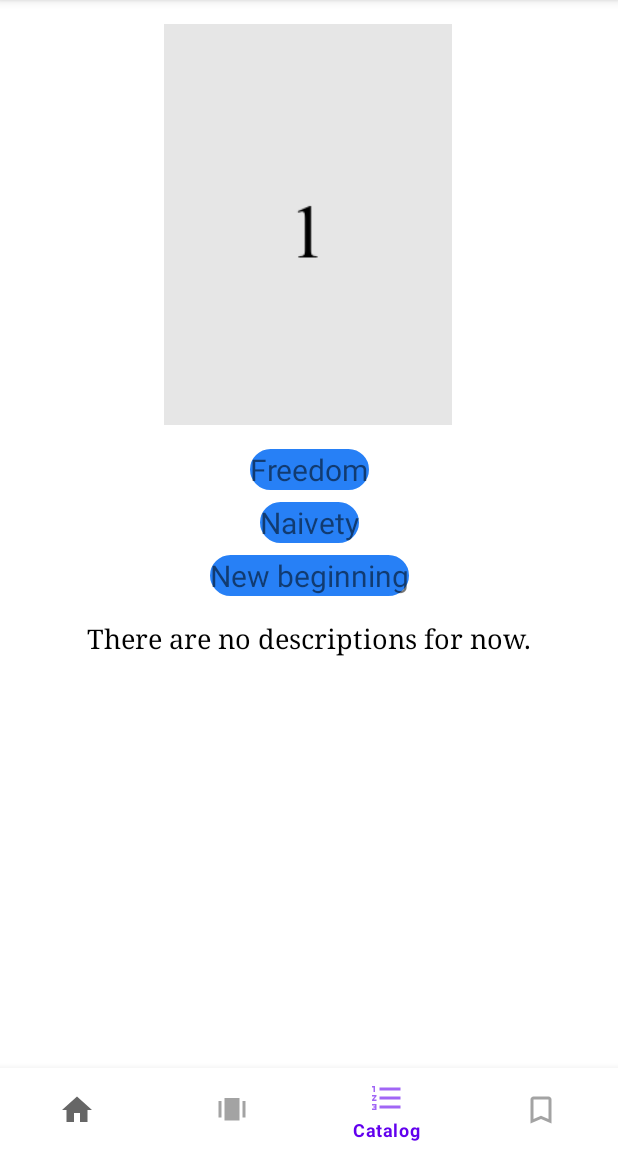
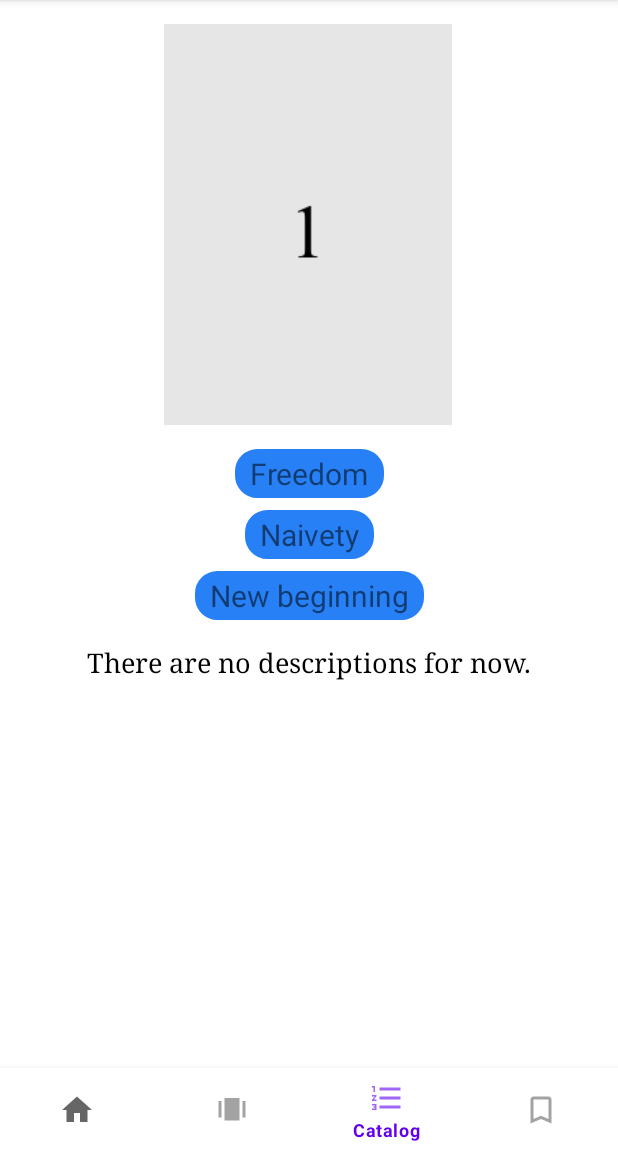
Before and after one commit to Jcheng8293/Zephyrus-, an Android app: the CardFacts screen opened directly, with no data from a screen before it, on a phone screen of 412 x 824 dp, the part 84-1236 px from its top. Run offline under Robolectric (Android 15) with nearby library versions, the phone set to English and light mode, and no system bars; Roboto replaces fonts that are not available here; 1 statement that could not run was skipped.

Commit message:
Added padding around tarot card caption text views.

```diff
--- a/Zephyrus/app/src/main/java/com/example/zephyrus/TarotCard.java
+++ b/Zephyrus/app/src/main/java/com/example/zephyrus/TarotCard.java
@@ -18,7 +18,7 @@ public class TarotCard implements Serializable
     private final String[] captions; // the things that go in the bubbles below the card, idk what they're called
     private final String description;
     private State state;
-    private static final int NUM_TAROT_CARDS = 78;
+    public static final int NUM_TAROT_CARDS = 78;
 
     // 'context' should be the result of the call getApplicationContext()
     public static TarotCard readNewTarotCardByID(Context context, int cardID) throws Exception
--- a/Zephyrus/app/src/main/res/layout/card_facts.xml
+++ b/Zephyrus/app/src/main/res/layout/card_facts.xml
@@ -39,6 +39,10 @@
         android:layout_marginBottom="8dp"
         android:background="@drawable/bg_rounded"
         android:gravity="center_horizontal|center_vertical"
+        android:paddingLeft="@dimen/CaptionTextLeftRightPadding"
+        android:paddingTop="@dimen/CaptionTextTopBottomPadding"
+        android:paddingRight="@dimen/CaptionTextLeftRightPadding"
+        android:paddingBottom="@dimen/CaptionTextTopBottomPadding"
         android:text="TextView"
         android:textAlignment="center"
         android:textSize="20sp"
@@ -54,6 +58,10 @@
         android:layout_marginBottom="8dp"
         android:background="@drawable/bg_rounded"
         android:gravity="center_horizontal|center_vertical"
+        android:paddingLeft="@dimen/CaptionTextLeftRightPadding"
+        android:paddingTop="@dimen/CaptionTextTopBottomPadding"
+        android:paddingRight="@dimen/CaptionTextLeftRightPadding"
+        android:paddingBottom="@dimen/CaptionTextTopBottomPadding"
         android:text="TextView"
         android:textAlignment="center"
         android:textSize="20sp"
@@ -69,6 +77,10 @@
         android:layout_marginBottom="8dp"
         android:background="@drawable/bg_rounded"
         android:gravity="center_horizontal|center_vertical"
+        android:paddingLeft="@dimen/CaptionTextLeftRightPadding"
+        android:paddingTop="@dimen/CaptionTextTopBottomPadding"
+        android:paddingRight="@dimen/CaptionTextLeftRightPadding"
+        android:paddingBottom="@dimen/CaptionTextTopBottomPadding"
         android:text="Carrying on with something that is not good for us (and that we should end)"
         android:textAlignment="center"
         android:textSize="20sp"
--- a/Zephyrus/app/src/main/res/values/dimens.xml
+++ b/Zephyrus/app/src/main/res/values/dimens.xml
@@ -3,4 +3,6 @@
     <dimen name="activity_horizontal_margin">16dp</dimen>
     <dimen name="activity_vertical_margin">16dp</dimen>
     <dimen name="DailyTarotMeaningCornerRadius">10dp</dimen>
+    <dimen name="CaptionTextLeftRightPadding">10dp</dimen>
+    <dimen name="CaptionTextTopBottomPadding">2.5dp</dimen>
 </resources>
```
Also changed, not shown: Zephyrus/app/src/main/java/com/example/zephyrus/ThreeCardSpread.java (+11 -3 lines).
